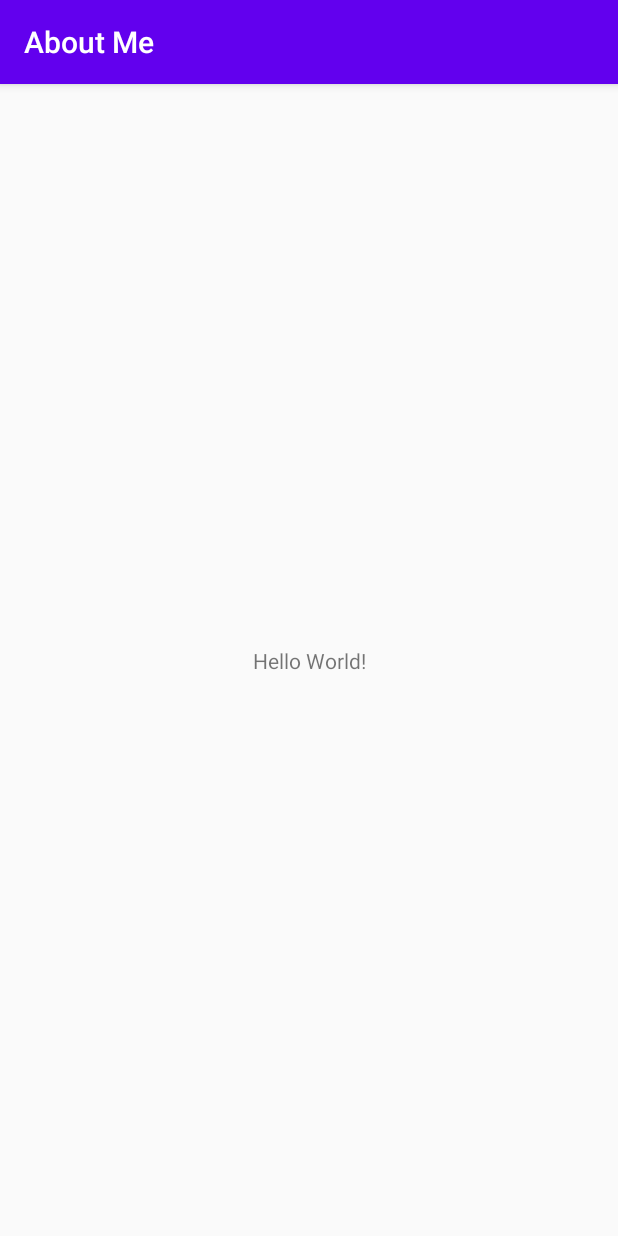
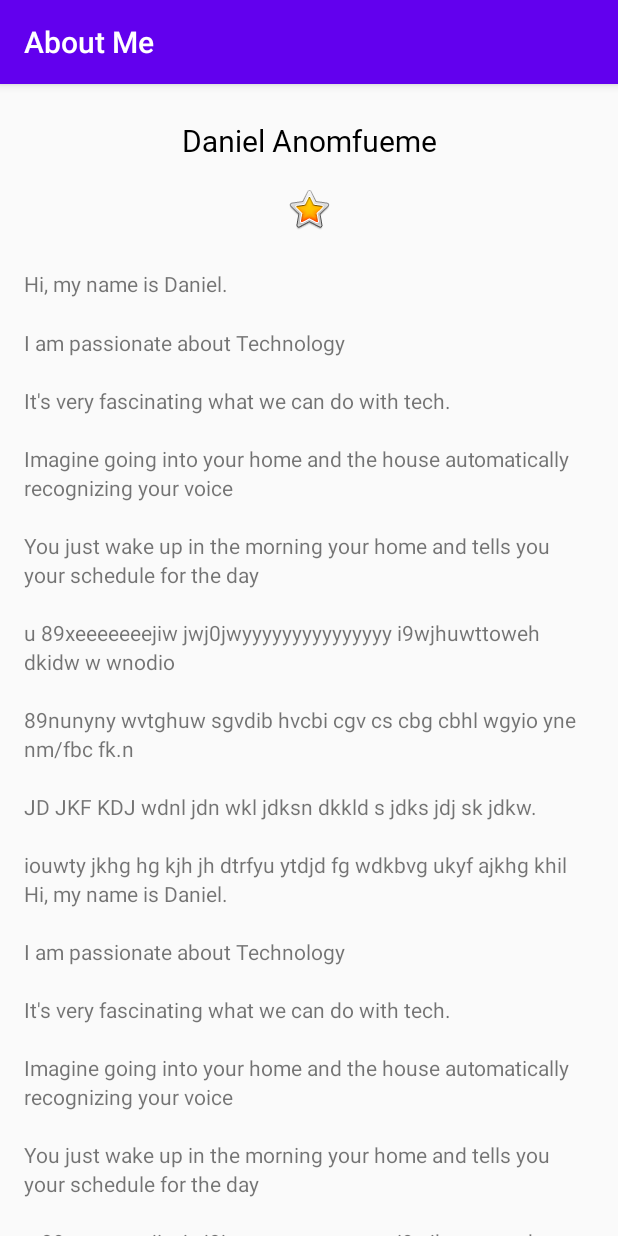
Before and after one commit to LifeofDan-EL/About_Me, an Android app: the screen it shows after launch (MainActivity), on a phone screen of 412 x 824 dp. Run offline under Robolectric (Android 15) with nearby library versions, the phone set to English and light mode, and no system bars.

Commit message:
Added dummy about me data

```diff
--- a/app/src/main/res/layout/activity_main.xml
+++ b/app/src/main/res/layout/activity_main.xml
@@ -1,18 +1,43 @@
 <?xml version="1.0" encoding="utf-8"?>
-<androidx.constraintlayout.widget.ConstraintLayout xmlns:android="http://schemas.android.com/apk/res/android"
+<androidx.appcompat.widget.LinearLayoutCompat xmlns:android="http://schemas.android.com/apk/res/android"
     xmlns:app="http://schemas.android.com/apk/res-auto"
     xmlns:tools="http://schemas.android.com/tools"
     android:layout_width="match_parent"
     android:layout_height="match_parent"
+    android:orientation="vertical"
+    android:paddingStart="@dimen/padding"
+    android:paddingEnd="@dimen/padding"
     tools:context=".MainActivity">
 
     <TextView
-        android:layout_width="wrap_content"
+        android:id="@+id/name_text"
+        style="@style/NameStyle"
+        android:layout_width="match_parent"
         android:layout_height="wrap_content"
-        android:text="Hello World!"
-        app:layout_constraintBottom_toBottomOf="parent"
-        app:layout_constraintLeft_toLeftOf="parent"
-        app:layout_constraintRight_toRightOf="parent"
-        app:layout_constraintTop_toTopOf="parent" />
+        android:text="@string/name"
+        android:textAlignment="center" />
 
-</androidx.constraintlayout.widget.ConstraintLayout>
+    <ImageView
+        android:id="@+id/star_image"
+        android:layout_width="match_parent"
+        android:layout_height="wrap_content"
+        android:layout_marginTop="@dimen/layout_margin"
+        android:contentDescription="@string/yellow_star"
+        app:srcCompat="@android:drawable/btn_star_big_on" />
+
+    <ScrollView
+        android:id="@+id/bio_scroll"
+        android:layout_width="match_parent"
+        android:layout_height="match_parent">
+
+        <TextView
+            android:id="@+id/bio_text"
+            android:layout_width="match_parent"
+            android:layout_height="wrap_content"
+            android:layout_marginTop="@dimen/layout_margin"
+            android:lineSpacingMultiplier="1.2"
+            android:paddingTop="@dimen/small_padding"
+            android:text="@string/bio" />
+    </ScrollView>
+
+</androidx.appcompat.widget.LinearLayoutCompat>
--- /dev/null
+++ b/app/src/main/res/values/dimens.xml
@@ -0,0 +1,7 @@
+<?xml version="1.0" encoding="utf-8"?>
+<resources>
+    <dimen name="text_size">20sp</dimen>
+    <dimen name="small_padding">8dp</dimen>
+    <dimen name="padding">16dp</dimen>
+    <dimen name="layout_margin">16dp</dimen>
+</resources>
--- a/app/src/main/res/values/strings.xml
+++ b/app/src/main/res/values/strings.xml
@@ -1,3 +1,34 @@
 <resources>
     <string name="app_name">About Me</string>
+    <string name="name">Daniel Anomfueme</string>
+    <string name="yellow_star">Yellow star</string>
+
+    <string name="bio"> Hi, my name is Daniel.
+        \n\nI am passionate about Technology
+        \n\nIt\'s very fascinating what we can do with tech.
+        \n\nImagine going into your home and the house automatically recognizing your voice
+        \n\nYou just wake up in the morning your home and tells you your schedule for the day
+        \n\nu 89xeeeeeeejiw jwj0jwyyyyyyyyyyyyyyy i9wjhuwttoweh dkidw w wnodio
+        \n\n89nunyny wvtghuw sgvdib hvcbi cgv cs cbg cbhl  wgyio yne nm/fbc fk.n
+        \n\nJD JKF KDJ  wdnl jdn wkl jdksn dkkld s jdks jdj sk jdkw.
+        \n\niouwty jkhg hg kjh jh dtrfyu ytdjd fg wdkbvg ukyf ajkhg khil
+         Hi, my name is Daniel.
+        \n\nI am passionate about Technology
+        \n\nIt\'s very fascinating what we can do with tech.
+        \n\nImagine going into your home and the house automatically recognizing your voice
+        \n\nYou just wake up in the morning your home and tells you your schedule for the day
+        \n\nu 89xeeeeeeejiw jwj0jwyyyyyyyyyyyyyyy i9wjhuwttoweh dkidw w wnodio
+        \n\n89nunyny wvtghuw sgvdib hvcbi cgv cs cbg cbhl  wgyio yne nm/fbc fk.n
+        \n\nJD JKF KDJ  wdnl jdn wkl jdksn dkkld s jdks jdj sk jdkw.
+        \n\niouwty jkhg hg kjh jh dtrfyu ytdjd fg wdkbvg ukyf ajkhg khil
+         Hi, my name is Daniel.
+        \n\nI am passionate about Technology
+        \n\nIt\'s very fascinating what we can do with tech.
+        \n\nImagine going into your home and the house automatically recognizing your voice
+        \n\nYou just wake up in the morning your home and tells you your schedule for the day
+        \n\nu 89xeeeeeeejiw jwj0jwyyyyyyyyyyyyyyy i9wjhuwttoweh dkidw w wnodio
+        \n\n89nunyny wvtghuw sgvdib hvcbi cgv cs cbg cbhl  wgyio yne nm/fbc fk.n
+        \n\nJD JKF KDJ  wdnl jdn wkl jdksn dkkld s jdks jdj sk jdkw.
+        \n\niouwty jkhg hg kjh jh dtrfyu ytdjd fg wdkbvg ukyf ajkhg khil
+    </string>
 </resources>
--- a/app/src/main/res/values/styles.xml
+++ b/app/src/main/res/values/styles.xml
@@ -1,4 +1,4 @@
-<resources>
+ <resources>
 
     <!-- Base application theme. -->
     <style name="AppTheme" parent="Theme.AppCompat.Light.DarkActionBar">
@@ -8,4 +8,12 @@
         <item name="colorAccent">@color/colorAccent</item>
     </style>
 
+    <style name="NameStyle">
+        <item name="android:layout_marginTop">@dimen/layout_margin</item>
+        <item name="android:fontFamily">@font/roboto</item>
+        <item name="android:paddingTop">@dimen/small_padding</item>
+        <item name="android:textColor">@android:color/black</item>
+        <item name="android:textSize">@dimen/text_size</item>
+    </style>
+
 </resources>
```
Also changed, not shown: app/src/main/res/font/roboto.ttf (added).
